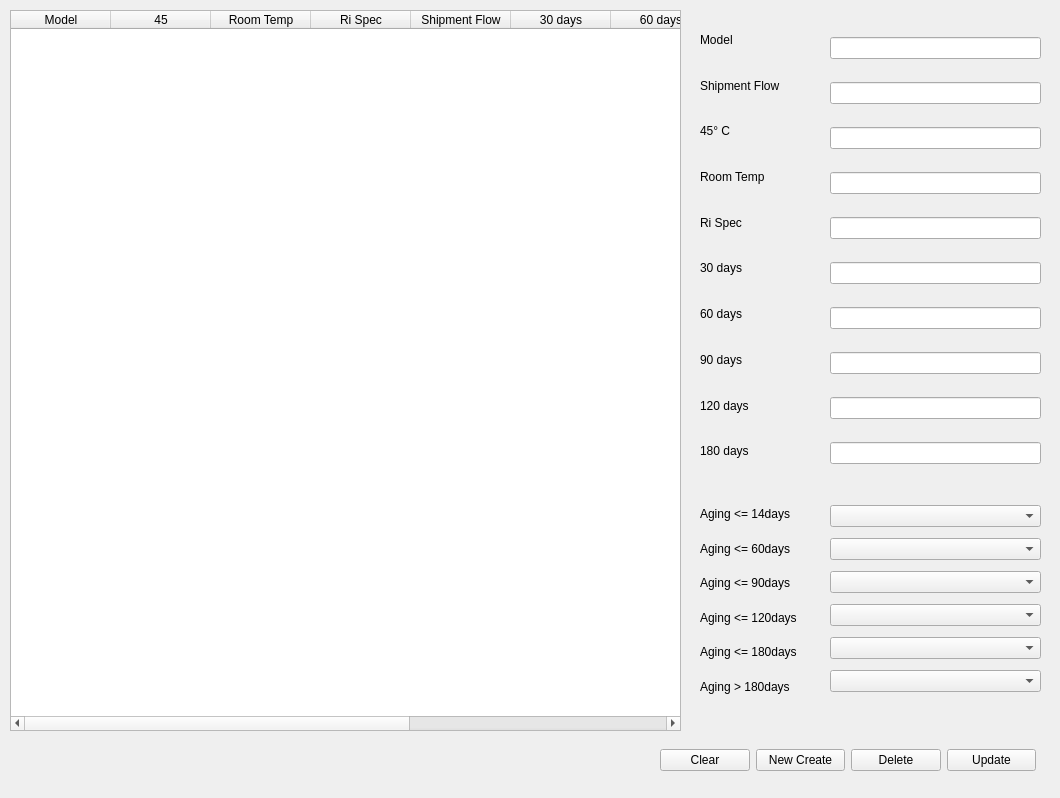
Before: the Qt Designer form ui/setup-xtopup.ui in pynghaw/GP_sigma, drawn with Qt 5.
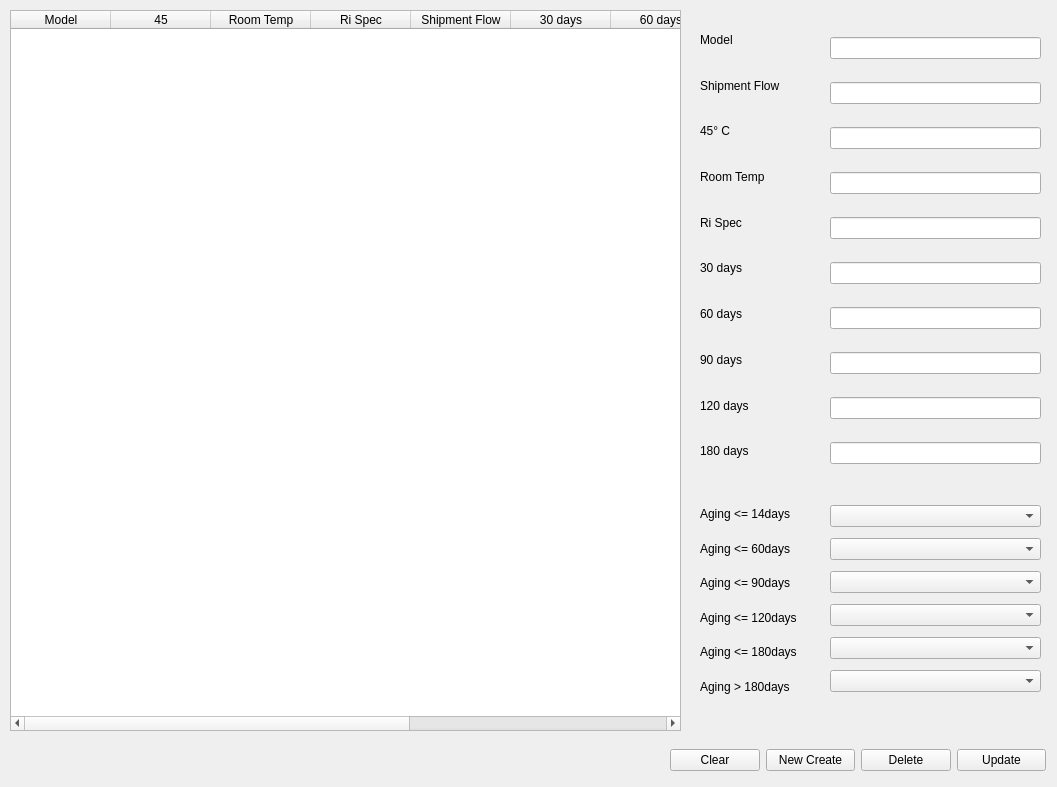
After: the same form once the commit is applied.

```diff
--- a/ui/setup-xtopup.ui
+++ b/ui/setup-xtopup.ui
@@ -6,10 +6,22 @@
    <rect>
     <x>0</x>
     <y>0</y>
-    <width>1060</width>
-    <height>798</height>
+    <width>1057</width>
+    <height>787</height>
    </rect>
   </property>
+  <property name="minimumSize">
+   <size>
+    <width>1057</width>
+    <height>787</height>
+   </size>
+  </property>
+  <property name="maximumSize">
+   <size>
+    <width>1057</width>
+    <height>787</height>
+   </size>
+  </property>
   <property name="windowTitle">
    <string>Setup-without topup</string>
   </property>
@@ -319,7 +331,7 @@
   <widget class="QWidget" name="horizontalLayoutWidget">
    <property name="geometry">
     <rect>
-     <x>660</x>
+     <x>670</x>
      <y>740</y>
      <width>376</width>
      <height>41</height>
```
